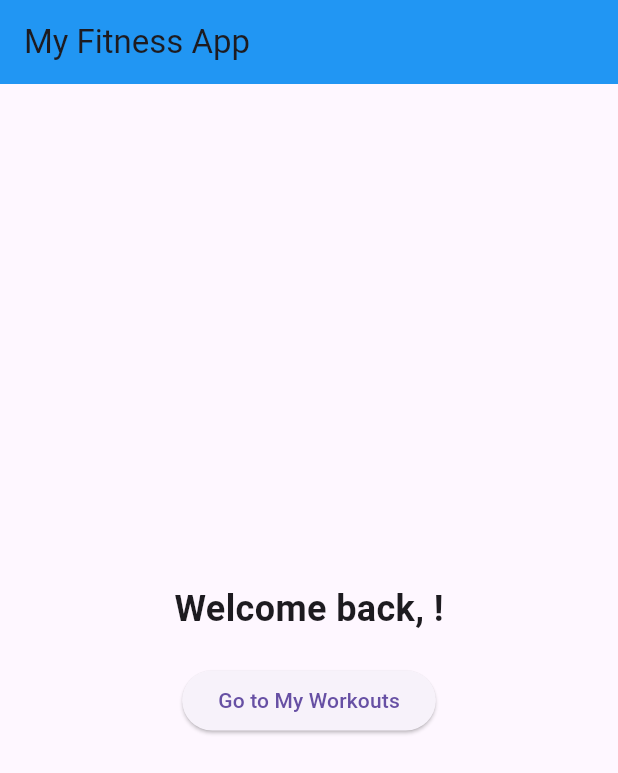
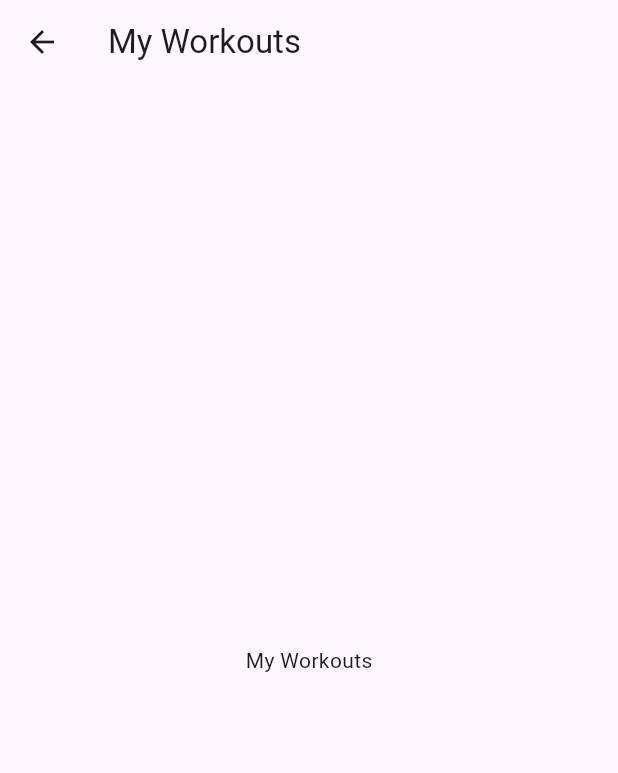
Before and after one commit to frangu617/what_to_do, a Flutter app: the screen it shows once a user with an empty profile is signed in, after a tap on "Go to My Workouts", on a phone screen of 412 x 824 dp. Shown: the top 773 px of the screen. Run offline on Flutter 3.47's test engine with Material 3 defaults, Android fonts, the light colour scheme and no system bars; our stand-ins replace cloud_firestore, firebase_auth, firebase_core; accounts and stored records are empty.

Commit message:
got it to run on android

```diff
--- a/lib/home_screen.dart
+++ b/lib/home_screen.dart
@@ -1,5 +1,6 @@
 import 'package:flutter/material.dart';
 import 'package:firebase_auth/firebase_auth.dart';
+import 'package:what_to_do/my_workouts.dart';
 import 'login_screen.dart';
 import 'register_screen.dart';
 
@@ -35,6 +36,7 @@ class _HomeScreenState extends State<HomeScreen> {
   Widget build(BuildContext context) {
     return Scaffold(
       appBar: AppBar(
+        automaticallyImplyLeading: false, // Remove the back button
         title: const Text('My Fitness App'),
         backgroundColor: Colors.blue,
       ),
@@ -52,10 +54,25 @@ class _HomeScreenState extends State<HomeScreen> {
             style: const TextStyle(fontSize: 24, fontWeight: FontWeight.bold)),
         const SizedBox(height: 20),
         ElevatedButton(
-          onPressed: () {
+          onPressed: ()  {
             // Navigate to your workout tracking pages or other parts of the app
+            Navigator.push(
+            context,
+            MaterialPageRoute(builder:(context) => const MyWorkouts()),
+            );
           },
           child: const Text('Go to My Workouts'),
+        ),
+        const SizedBox(height: 20),
+        ElevatedButton(
+          onPressed: () async {
+            await FirebaseAuth.instance.signOut();
+            Navigator.pushReplacement(
+              context,
+              MaterialPageRoute(builder: (context) => const LoginScreen()),
+            );
+          },
+          child: const Text('Sign Out'),
         ),
       ],
     );
@@ -75,7 +92,7 @@ class _HomeScreenState extends State<HomeScreen> {
                 MaterialPageRoute(builder: (context) => const LoginScreen()),
               );
             },
-            child: const Text('Sign in with Google')),
+            child: const Text('Sign in')),
         ElevatedButton(
           onPressed: () {
             Navigator.push(
--- /dev/null
+++ b/lib/my_workouts.dart
@@ -0,0 +1,19 @@
+import 'package:flutter/material.dart';
+import 'package:firebase_auth/firebase_auth.dart';
+import 'home_screen.dart';
+
+class MyWorkouts extends StatelessWidget {
+  const MyWorkouts({Key? key}) : super(key: key);
+
+  @override
+  Widget build(BuildContext context) {
+    return Scaffold(
+      appBar: AppBar(
+        title: const Text('My Workouts'),
+      ),
+      body: const Center(
+        child: Text('My Workouts'),
+      ),
+    );
+  }
+}
--- a/lib/register_screen.dart
+++ b/lib/register_screen.dart
@@ -1,8 +1,8 @@
 import 'package:flutter/material.dart';
 import 'package:firebase_auth/firebase_auth.dart';
 import 'package:cloud_firestore/cloud_firestore.dart';
+import 'home_screen.dart';
 import 'login_screen.dart';
-import 'home_screen.dart';
 
 class RegisterScreen extends StatefulWidget {
   const RegisterScreen({super.key});
```
Also changed, not shown: 4 other files.
